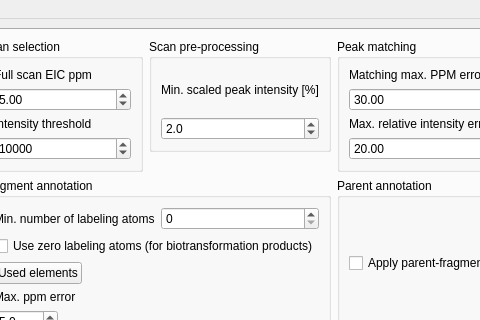
chrboku/MetExtract-II, file mePyGuis/guis/FE_mainWindow.ui: the form before one commit; both pictures show x 301 to 781 and y 0 to 320 of the 1391 by 840 pixel window.
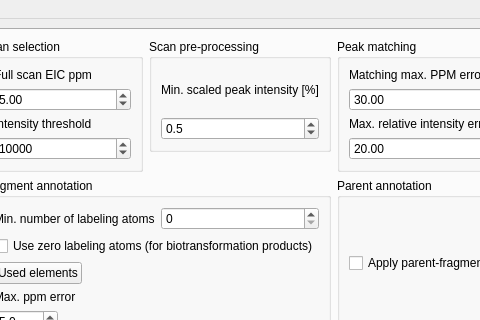
The form after the commit.

What changed in the file:
```diff
--- a/mePyGuis/guis/FE_mainWindow.ui
+++ b/mePyGuis/guis/FE_mainWindow.ui
@@ -583,10 +583,10 @@
                     <number>1</number>
                    </property>
                    <property name="minimum">
-                    <double>1.000000000000000</double>
+                    <double>0.000000000000000</double>
                    </property>
                    <property name="value">
-                    <double>2.000000000000000</double>
+                    <double>0.500000000000000</double>
                    </property>
                   </widget>
                  </item>
```
